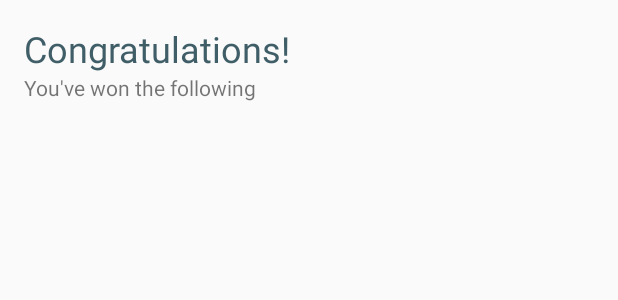
After one commit to blockwell-ai/wallet-android, an Android app: the layout view_winnings.xml on its own in the app's theme, with its tools: preview values and no code run, on a phone screen of 412 x 824 dp. The commit adds this screen. Shown: the top 300 px of the screen. Run offline under Robolectric (Android 15) with nearby library versions, the phone set to English and light mode, and no system bars.

Commit message:
Showing winnings for some item drops contracts.

```diff
--- a/app/src/main/AndroidManifest.xml
+++ b/app/src/main/AndroidManifest.xml
@@ -12,7 +12,6 @@
         android:fullBackupContent="false"
         android:icon="@mipmap/ic_launcher"
         android:label="@string/app_name"
-        android:roundIcon="@mipmap/ic_launcher_round"
         android:supportsRtl="true"
         android:theme="@style/AppTheme"
         android:usesCleartextTraffic="true"
--- /dev/null
+++ b/app/src/main/res/layout/view_winnings.xml
@@ -0,0 +1,31 @@
+<?xml version="1.0" encoding="utf-8"?>
+<LinearLayout xmlns:android="http://schemas.android.com/apk/res/android"
+    xmlns:app="http://schemas.android.com/apk/res-auto"
+    xmlns:tools="http://schemas.android.com/tools"
+    android:layout_width="match_parent"
+    android:layout_height="wrap_content"
+    android:orientation="vertical"
+    android:padding="16dp">
+
+    <TextView
+        android:id="@+id/label"
+        android:layout_width="match_parent"
+        android:layout_height="wrap_content"
+        android:textColor="@color/colorAccent"
+        android:textSize="24sp"
+        android:text="Congratulations!" />
+
+    <TextView
+        android:layout_width="match_parent"
+        android:layout_height="wrap_content"
+        android:layout_marginBottom="16dp"
+        android:text="You've won the following"/>
+
+    <LinearLayout
+        android:id="@+id/winnings"
+        android:layout_width="match_parent"
+        android:layout_height="wrap_content"
+        android:orientation="vertical"
+        />
+
+</LinearLayout>
```
Also changed, not shown: app/build.gradle (+4 -3 lines), app/src/main/java/ai/blockwell/qrdemo/TxSuccessActivity.kt (+23 -0 lines), app/src/main/java/ai/blockwell/qrdemo/api/TransactionStatusChannel.kt (+9 -1 lines), app/src/main/java/ai/blockwell/qrdemo/trainer/suggestions/Step1Fragment.kt (+6 -2 lines), app/src/main/java/ai/blockwell/qrdemo/trainer/suggestions/Step2Fragment.kt (+12 -1 lines), app/src/main/java/ai/blockwell/qrdemo/view/WinningsView.kt (added, +72 -0 lines), app/src/main/res/mipmap-xxxhdpi/ic_launcher.png, app/src/main/res/mipmap-xxxhdpi/ic_launcher_round.png (deleted).
